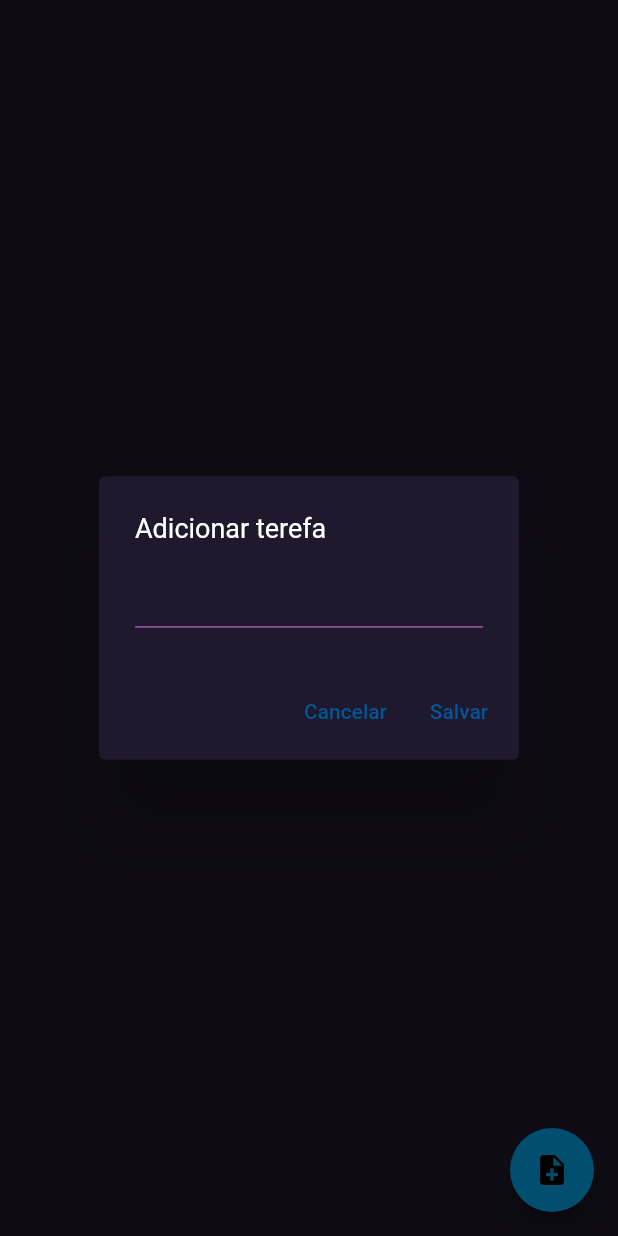
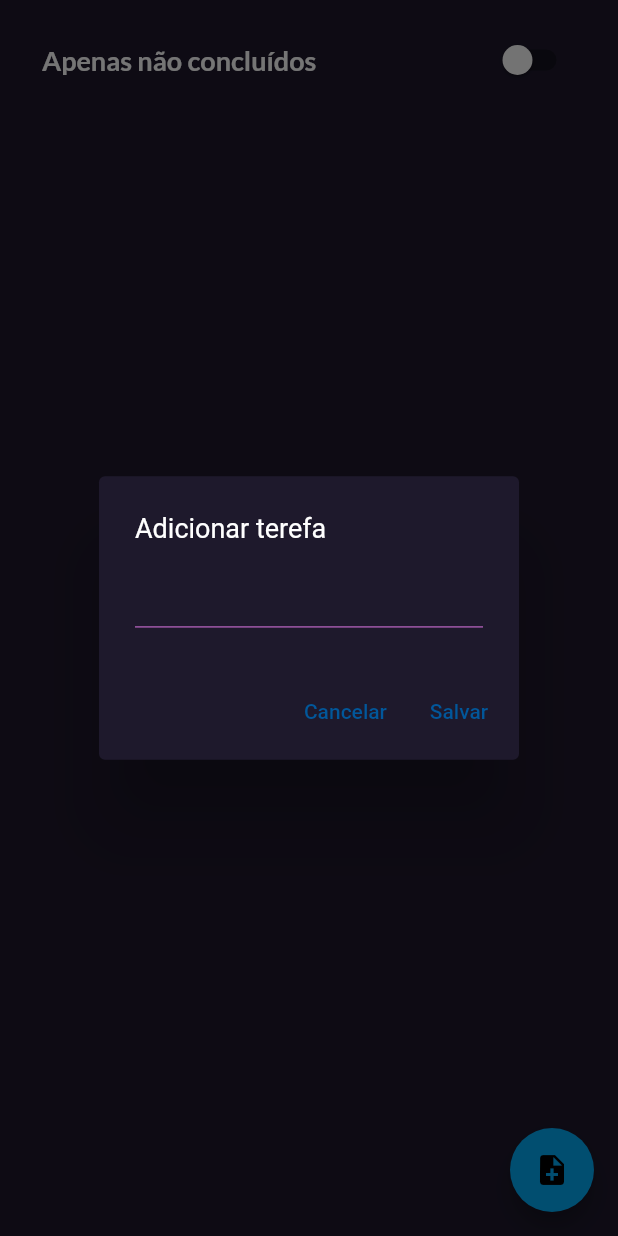
Before and after one commit to SamMotta/CloneLoginDIO, a Flutter app: the TarefaPage screen opened directly, after a tap on the "note add" icon, on a phone screen of 412 x 824 dp. Run offline on Flutter 3.47's test engine with Material 2 defaults, Android fonts, the phone set to English and light mode, and no system bars; our stand-ins replace google_fonts, hive, shared_preferences; accounts and stored records are empty; network calls fail.

Commit message:
Usando HiveDB e HiveAdapters

```diff
--- /dev/null
+++ b/lib/models/model.tarefa_hive.dart
@@ -0,0 +1,16 @@
+import 'package:hive/hive.dart';
+
+part 'model.tarefa_hive.g.dart';
+
+@HiveType(typeId: 1)
+class TarefaModel extends HiveObject {
+  @HiveField(0)
+  String description = "";
+
+  @HiveField(1)
+  bool isFinished = false;
+
+  TarefaModel();
+
+  TarefaModel.create(this.description, this.isFinished);
+}
--- a/lib/pages/home_page.dart
+++ b/lib/pages/home_page.dart
@@ -2,7 +2,7 @@ import 'package:flutter/material.dart';
 import 'package:trilhaapp/pages/image_assets.dart';
 import 'package:trilhaapp/pages/card_page.dart';
 import 'package:trilhaapp/pages/list_view_horizontal.dart';
-import 'package:trilhaapp/pages/list_view_v.dart';
+import 'package:trilhaapp/pages/list_view_vertical.dart';
 import 'package:trilhaapp/pages/tarefas_page.dart';
 import 'package:trilhaapp/shared/widgets/custom_drawer.dart';
 
--- a/lib/pages/tarefas_page.dart
+++ b/lib/pages/tarefas_page.dart
@@ -1,6 +1,8 @@
 import 'package:flutter/material.dart';
-import 'package:trilhaapp/models/model.tarefa.dart';
-import 'package:trilhaapp/repositories/tarefa_repository.dart';
+// import 'package:trilhaapp/models/model.tarefa.dart';
+// import 'package:trilhaapp/repositories/tarefa_repository.dart';
+import 'package:trilhaapp/models/model.tarefa_hive.dart';
+import 'package:trilhaapp/repositories/tarefa_hive_repository.dart';
 
 class TarefaPage extends StatefulWidget {
   const TarefaPage({super.key});
@@ -10,9 +12,11 @@ class TarefaPage extends StatefulWidget {
 }
 
 class _TarefaPageState extends State<TarefaPage> {
-  var tarefaRepo = TarefaRepository();
-  List<Tarefa> _tarefas = [];
+  // var tarefaRepo = TarefaRepository();
+  late TarefaHiveRepository tarefaRepo;
+  var _tarefas = <TarefaModel>[];
   TextEditingController descriptionController = TextEditingController();
+  bool filter = false;
 
   @override
   void initState() {
@@ -20,8 +24,16 @@ class _TarefaPageState extends State<TarefaPage> {
     obterTarefas();
   }
 
+  @override
+  void setState(VoidCallback fn) {
+    if (mounted) {
+      super.setState(fn);
+    }
+  }
+
   void obterTarefas() async {
-    _tarefas = await tarefaRepo.listarTarefas();
+    tarefaRepo = await TarefaHiveRepository.load();
+    _tarefas = tarefaRepo.get(filter);
     setState(() {});
   }
 
@@ -52,11 +64,13 @@ class _TarefaPageState extends State<TarefaPage> {
                   child: const Text("Salvar"),
                   onPressed: () async {
                     Navigator.pop(context);
-                    await tarefaRepo.addTarefa(Tarefa(
+                    tarefaRepo.save(
+                      TarefaModel.create(
                         descriptionController.text.trim(),
                         false,
-                    ));
-                    setState(() {});
+                      ),
+                    );
+                    obterTarefas();
                   },
                 ),
               ],
@@ -65,18 +79,58 @@ class _TarefaPageState extends State<TarefaPage> {
         },
         child: const Icon(Icons.note_add),
       ),
-      body: ListView.builder(
+      body: Container(
+        margin: const EdgeInsets.symmetric(horizontal: 16, vertical: 8),
+        child: Column(
+          children: [
+            Container(
+              margin: const EdgeInsets.symmetric(horizontal: 12, vertical: 8),
+              child: Row(
+                mainAxisAlignment: MainAxisAlignment.spaceBetween,
+                children: [
+                  const Text(
+                    "Apenas não concluídos",
+                    style: TextStyle(
+                      fontSize: 18,
+                      fontWeight: FontWeight.w700,
+                    ),
+                  ),
+                  Switch(
+                    value: filter,
+                    onChanged: (value) {
+                      filter = !filter;
+                      obterTarefas();
+                    },
+                  ),
+                ],
+              ),
+            ),
+            Expanded(
+              child: ListView.builder(
                 itemCount: _tarefas.length,
                 itemBuilder: (context, index) {
-          Tarefa tarefa = _tarefas[index];
+                  TarefaModel tarefa = _tarefas[index];
                   return Dismissible(
-            key: Key(tarefa.id),
+                    direction: DismissDirection.startToEnd,
+                    background: Container(
+                      padding: const EdgeInsets.only(left: 12),
+                      alignment: Alignment.centerLeft,
+                      color: Colors.red,
+                      child: const Icon(Icons.delete),
+                    ),
+                    onDismissed: (direction) {
+                      tarefaRepo.delete(tarefa);
+                      obterTarefas();
+                    },
+                    //  Só para testes
+                    key: Key(tarefa.key.toString()),
                     child: ListTile(
                       title: Text(tarefa.description),
                       trailing: Switch(
                         value: tarefa.isFinished,
-                onChanged: (value) async {
-                  await tarefaRepo.alterarTarefa(tarefa.id, value);
+                        onChanged: (value) {
+                          tarefa.isFinished = value;
+                          tarefaRepo.update(tarefa);
                           obterTarefas();
                         },
                       ),
@@ -84,6 +138,10 @@ class _TarefaPageState extends State<TarefaPage> {
                   );
                 },
               ),
+            ),
+          ],
+        ),
+      ),
     );
   }
 }
--- /dev/null
+++ b/lib/repositories/tarefa_hive_repository.dart
@@ -0,0 +1,41 @@
+import 'package:hive/hive.dart';
+import 'package:trilhaapp/models/model.tarefa_hive.dart';
+
+class TarefaHiveRepository {
+  static late Box _box;
+
+  TarefaHiveRepository._load();
+
+  static Future<TarefaHiveRepository> load() async {
+    if (Hive.isBoxOpen('tarefaModel')) {
+      _box = Hive.box('tarefaModel');
+    } else {
+      _box = await Hive.openBox('tarefaModel');
+    }
+
+    return TarefaHiveRepository._load();
+  }
+
+  void save(TarefaModel tarefa) {
+    _box.add(tarefa);
+  }
+
+  void update(TarefaModel tarefa) {
+    tarefa.save();
+  }
+
+  void delete(TarefaModel tarefa) {
+    tarefa.delete();
+  }
+
+  List<TarefaModel> get(bool notConcluded) {
+    if (notConcluded) {
+      return _box.values
+          .cast<TarefaModel>()
+          .where((element) => !element.isFinished)
+          .toList();
+    }
+
+    return _box.values.cast<TarefaModel>().toList();
+  }
+}
--- a/pubspec.yaml
+++ b/pubspec.yaml
@@ -44,6 +44,8 @@ dependencies:
 dev_dependencies:
   flutter_test:
     sdk: flutter
+  hive_generator: ^2.0.0
+  build_runner: ^2.3.2
 
   # The "flutter_lints" package below contains a set of recommended lints to
   # encourage good coding practices. The lint set provided by the package is
```
Also changed, not shown: lib/main.dart (+7 -0 lines), lib/models/model.dados_cadastrais.dart (added, +34 -0 lines), lib/pages/card_page.dart (+8 -0 lines), lib/pages/dados_cadastrais.dart (+79 -34 lines), lib/repositories/dados_cadastrais_repository.dart (added, +32 -0 lines), lib/models/model.dados_cadastrais.g.dart (added), lib/models/model.tarefa_hive.g.dart (added), lib/pages/list_view_vertical.dart (renamed from lib/pages/list_view_v.dart), pubspec.lock. Lines whose indentation alone changed are shown as unchanged.
